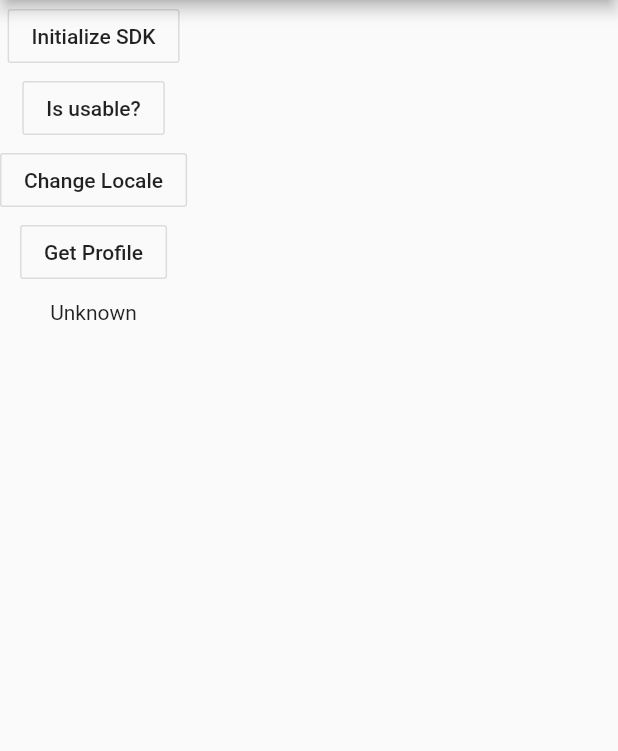
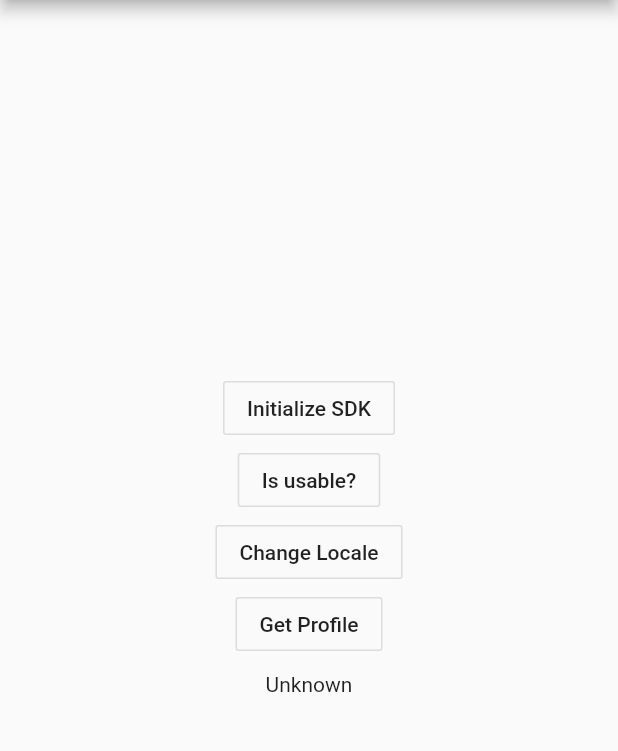
Before and after one commit to dipinarora9/flutter_truecaller, a Flutter app: the screen it shows after launch, on a phone screen of 412 x 824 dp, the part 84-835 px from its top. Run offline on Flutter 3.47's test engine with Material 2 defaults, Android fonts, the phone set to English and light mode, and no system bars.

Commit message:
updated readme and example package

```diff
--- a/example/lib/main.dart
+++ b/example/lib/main.dart
@@ -25,7 +25,8 @@ class _MyAppState extends State<MyApp> {
       appBar: AppBar(
         title: const Text('Truecaller Plugin Example'),
       ),
-      body: SingleChildScrollView(
+      body: Center(
+        child: SingleChildScrollView(
           child: Column(
             mainAxisAlignment: MainAxisAlignment.center,
             children: <Widget>[
@@ -33,7 +34,8 @@ class _MyAppState extends State<MyApp> {
                 onPressed: () async {
                   String result = await caller.initializeSDK(
                     sdkOptions: FlutterTruecallerScope.SDK_OPTION_WITH_OTP,
-                  footerType: FlutterTruecallerScope.FOOTER_TYPE_ANOTHER_METHOD,
+                    footerType:
+                        FlutterTruecallerScope.FOOTER_TYPE_ANOTHER_METHOD,
                     consentTitleOptions:
                         FlutterTruecallerScope.SDK_CONSENT_TITLE_VERIFY,
                     consentMode: FlutterTruecallerScope.CONSENT_MODE_POPUP,
@@ -66,7 +68,8 @@ class _MyAppState extends State<MyApp> {
               OutlineButton(
                 onPressed: () async {
                   await caller.getProfile();
-                FlutterTruecaller.manualVerificationRequired.listen((required) {
+                  FlutterTruecaller.manualVerificationRequired
+                      .listen((required) {
                     if (required)
                       Navigator.of(context).push(
                         MaterialPageRoute(
@@ -98,6 +101,7 @@ class _MyAppState extends State<MyApp> {
             ],
           ),
         ),
+      ),
     );
   }
 }
```
Also changed, not shown: pubspec.yaml (+6 -7 lines), example/pubspec.lock, 2 other files. Lines whose indentation alone changed are shown as unchanged.
